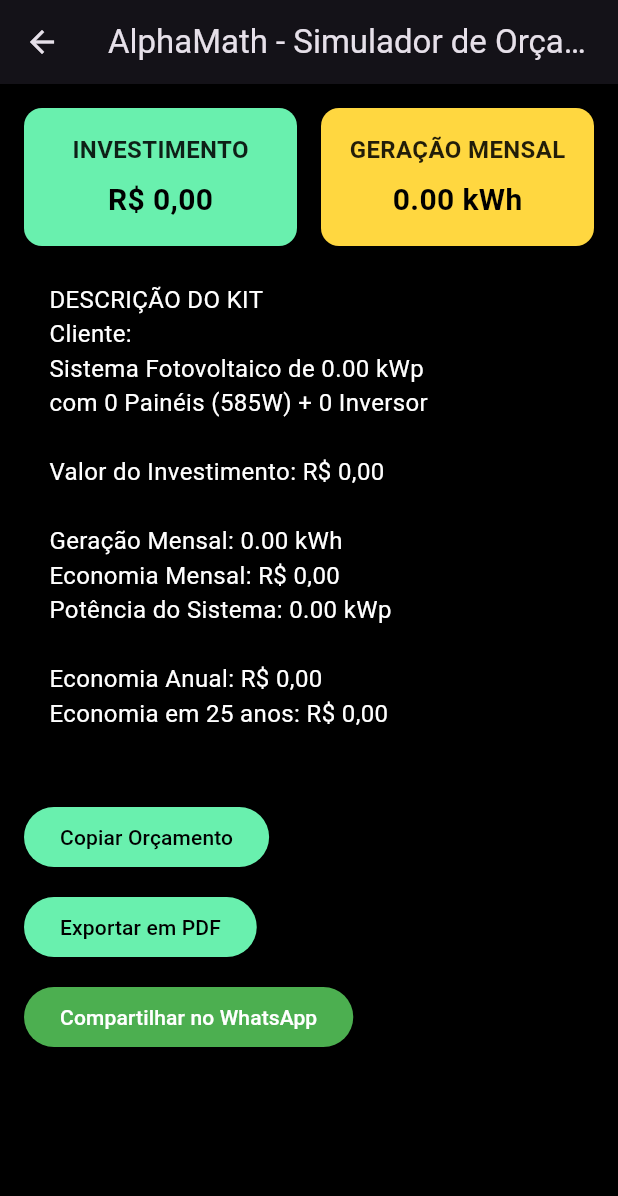
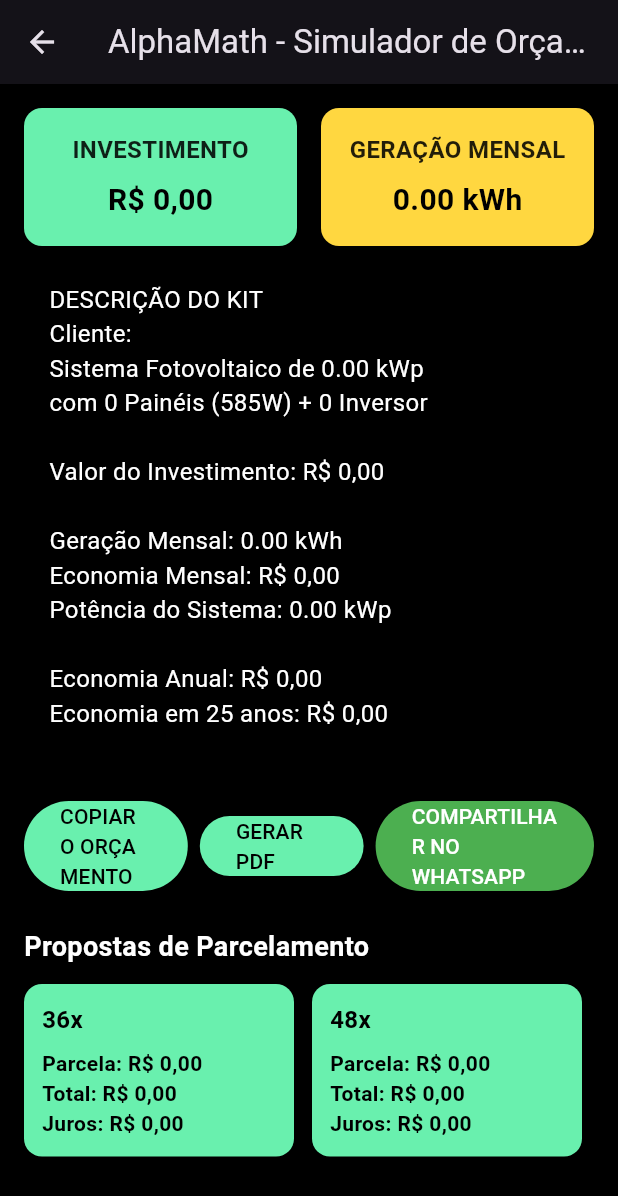
Before and after one commit to raion167/SolarMath, a Flutter app: the OrcamentoPage screen opened directly with empty values, on a phone screen of 412 x 824 dp. Shown: the top 1196 px of the screen. Run offline on Flutter 3.47's test engine with Material 3 defaults, Android fonts, the phone set to English and light mode, and no system bars; our stand-ins replace pdf, printing.

Commit message:
VERSÃO 4.0

```diff
--- a/lib/main.dart
+++ b/lib/main.dart
@@ -1,4 +1,6 @@
 //import 'dart:ffi';//
+
+import 'dart:math';
 
 import 'package:flutter/material.dart';
 import 'package:flutter/services.dart';
@@ -8,6 +10,22 @@
 import 'package:intl/intl.dart';
 // 👇 ALTERAÇÃO: import para compartilhar no WhatsApp
 import 'package:url_launcher/url_launcher.dart';
+
+//FUNÇÃO PARA CALCULAR O PARCELAMENTO E JUROS
+Map<String, double> calcularParcelamento(int parcelas, double valor) {
+  double taxaJuros = 0.021; // 2,1% ao mês
+  double fator = (taxaJuros * (pow(1 + taxaJuros, parcelas))) /
+      (pow(1 + taxaJuros, parcelas) - 1);
+  double valorParcela = valor * fator;
+  double totalPago = valorParcela * parcelas;
+  double jurosTotal = totalPago - valor;
+
+  return {
+    "parcela": valorParcela,
+    "total": totalPago,
+    "juros": jurosTotal,
+  };
+}
 
 void main() {
   runApp(SolarApp());
@@ -100,6 +118,7 @@
     });
   }
 
+  //MAPA DE ARRAYS PARA CALCULAR O INVERSOR E SUA CAPACIDADE MAXIMA
   final List<Map<String, dynamic>> tabelaInversores = [
     {"min": 2, "max": 8, "potencia": "3K"},
     {"min": 10, "max": 11, "potencia": "4K"},
@@ -130,6 +149,7 @@
       "potencia": "Não definido",
     };
   }
+  //=======================================================================
 
   // ====== GERAÇÃO DO ORÇAMENTO (RECALCULA PARA GARANTIR CONSISTÊNCIA) ======
   void _gerarOrcamento() {
@@ -144,11 +164,13 @@
 
     final preco = precoPorKwp ?? 0;
     double valorInvestimento = potenciaTotal * preco;
+
     // ========== CALCULO DAS ECONOMIAS ========
     double economiaMensal = geracao * tarifa;
     double economiaAnual = economiaMensal * 12;
     double economia25anos = economiaAnual * 25;
 
+    // ========= CALCULO DA QUANTIDADE E CAPACIDADE DE INVERSORES
     final inv = calcularInversor(qtdPaineis);
 
     Navigator.push(
@@ -360,9 +382,15 @@
     Economia em 25 anos: ${moeda.format(economia25anos)}
     """;
 
+    // LOGICA DE PARCELAMENTOS E JUROS
+    final parcelas = [36, 48, 60, 72, 84];
+    final propostas = parcelas
+        .map((p) => {"p": p, "dados": calcularParcelamento(p, investimento)})
+        .toList();
+
     return Scaffold(
       appBar: AppBar(title: Text("AlphaMath - Simulador de Orçamentos")),
-      body: Padding(
+      body: SingleChildScrollView(
         padding: const EdgeInsets.all(16),
         child: Column(
           crossAxisAlignment: CrossAxisAlignment.start,
@@ -436,7 +464,6 @@
                 ),
               ],
             ),
-
             SizedBox(height: 24),
             // Texto completo do orçamento
             Text(
@@ -445,8 +472,13 @@
             ),
 
             SizedBox(height: 24),
-            // Botão para copiar orçamento
-            ElevatedButton(
+// Linha responsiva com botões proporcionais
+            Row(
+              mainAxisAlignment: MainAxisAlignment.spaceEvenly,
+              children: [
+                Flexible(
+                  flex: 3, // peso proporcional
+                  child: ElevatedButton(
                     style: ElevatedButton.styleFrom(
                       backgroundColor: Colors.greenAccent,
                       foregroundColor: Colors.black,
@@ -457,12 +489,13 @@
                         SnackBar(content: Text("Orçamento copiado!")),
                       );
                     },
-              child: Text("Copiar Orçamento"),
+                    child: Text("COPIAR O ORÇAMENTO"),
                   ),
-
-            SizedBox(height: 12),
-            // Botão para exportar em PDF
-            ElevatedButton(
+                ),
+                SizedBox(width: 8),
+                Flexible(
+                  flex: 3,
+                  child: ElevatedButton(
                     style: ElevatedButton.styleFrom(
                       backgroundColor: Colors.greenAccent,
                       foregroundColor: Colors.black,
@@ -479,12 +512,13 @@
                       await Printing.layoutPdf(
                           onLayout: (PdfPageFormat format) async => pdf.save());
                     },
-              child: Text("Exportar em PDF"),
+                    child: Text("GERAR PDF"),
                   ),
-
-            SizedBox(height: 12),
-            // 👇 ALTERAÇÃO: Botão de compartilhar no WhatsApp
-            ElevatedButton.icon(
+                ),
+                SizedBox(width: 8),
+                Flexible(
+                  flex: 4, // botão WhatsApp um pouco maior
+                  child: ElevatedButton.icon(
                     style: ElevatedButton.styleFrom(
                       backgroundColor: Colors.green,
                       foregroundColor: Colors.white,
@@ -493,10 +527,64 @@
                       final url = Uri.parse(
                           "https://wa.me/?text=${Uri.encodeComponent(orcamentoTexto)}");
                       if (await canLaunchUrl(url)) {
-                  await launchUrl(url, mode: LaunchMode.externalApplication);
+                        await launchUrl(url,
+                            mode: LaunchMode.externalApplication);
                       }
                     },
-              label: Text("Compartilhar no WhatsApp"),
+                    label: Text("COMPARTILHAR NO WHATSAPP"),
+                  ),
+                ),
+              ],
+            ),
+
+            SizedBox(height: 24),
+            Text("Propostas de Parcelamento",
+                style: TextStyle(
+                  fontSize: 18,
+                  fontWeight: FontWeight.bold,
+                  color: Colors.white,
+                )),
+
+            SizedBox(height: 12),
+            SingleChildScrollView(
+              scrollDirection: Axis.horizontal,
+              child: Row(
+                children: propostas.map((p) {
+                  final dados = p["dados"] as Map<String, double>;
+                  return Container(
+                    width: 180,
+                    margin: EdgeInsets.only(right: 12),
+                    padding: EdgeInsets.all(12),
+                    decoration: BoxDecoration(
+                      color: Colors.greenAccent,
+                      borderRadius: BorderRadius.circular(12),
+                    ),
+                    child: Column(
+                      crossAxisAlignment: CrossAxisAlignment.start,
+                      children: [
+                        Text("${p["p"]}x",
+                            style: TextStyle(
+                                fontSize: 16,
+                                fontWeight: FontWeight.bold,
+                                color: Colors.black)),
+                        SizedBox(height: 8),
+                        Text("Parcela: ${moeda.format(dados["parcela"])}",
+                            style: TextStyle(
+                                color: Colors.black,
+                                fontWeight: FontWeight.bold)),
+                        Text("Total: ${moeda.format(dados["total"])}",
+                            style: TextStyle(
+                                color: Colors.black,
+                                fontWeight: FontWeight.bold)),
+                        Text("Juros: ${moeda.format(dados["juros"])}",
+                            style: TextStyle(
+                                color: Colors.black,
+                                fontWeight: FontWeight.bold)),
+                      ],
+                    ),
+                  );
+                }).toList(),
+              ),
             ),
           ],
         ),
```
Lines whose indentation alone changed are shown as unchanged.
